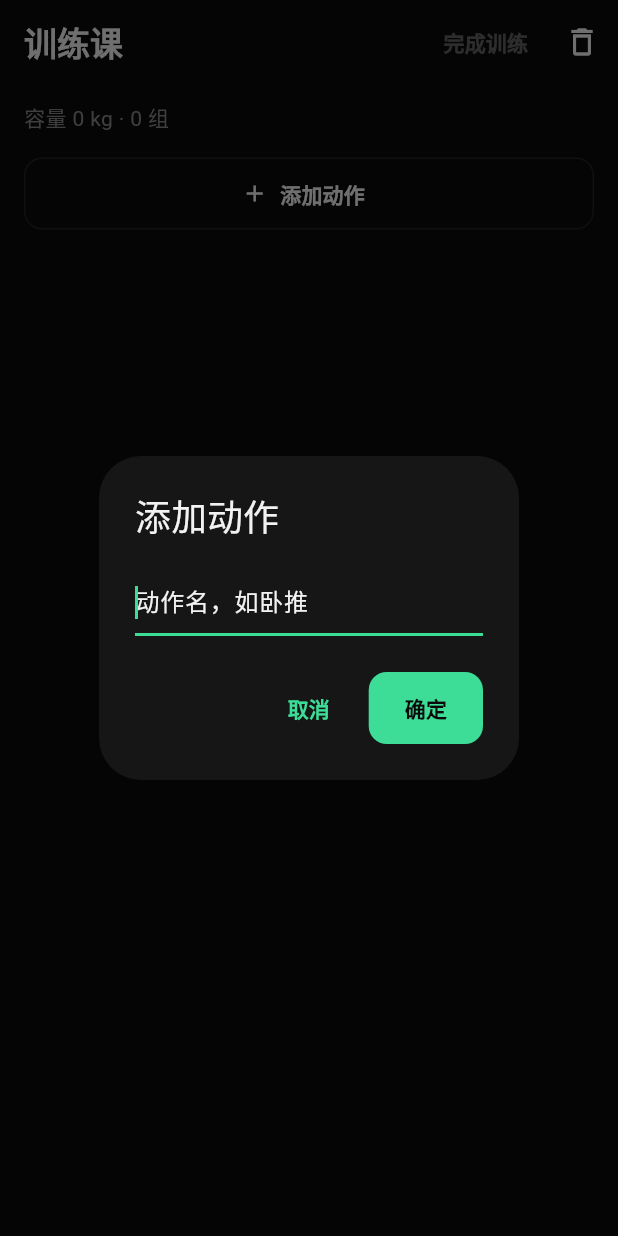
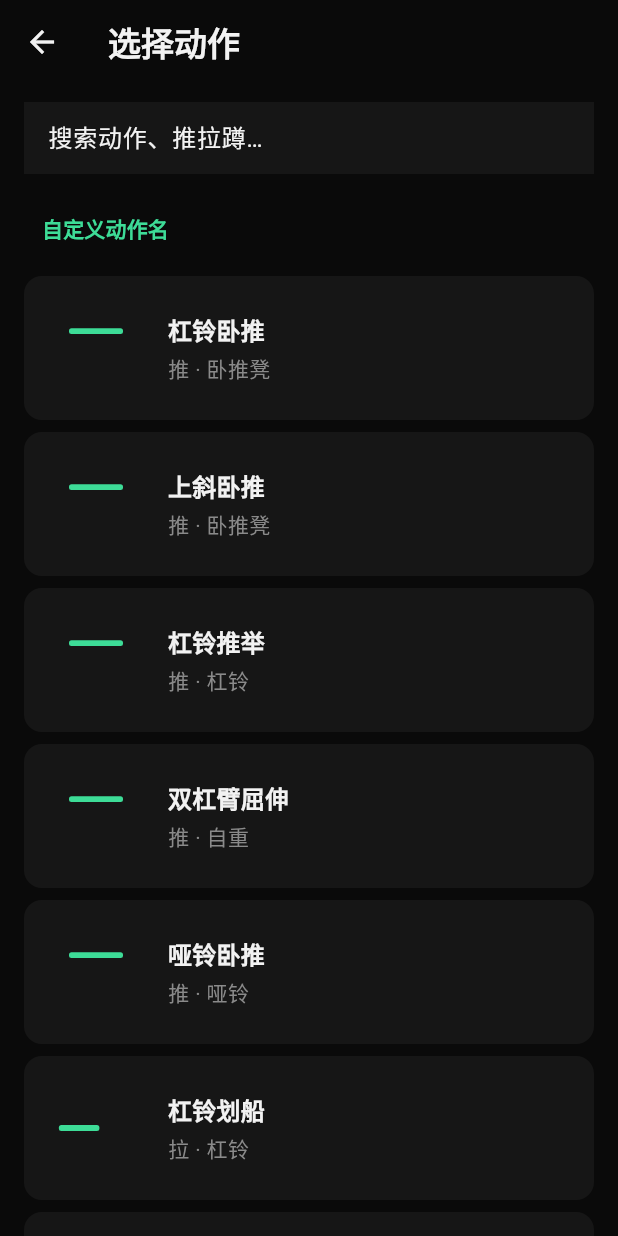
Before and after one commit to fuyuefa/curvefree, a Flutter app: the _SessionScaffold screen opened directly with empty values, after a tap on "添加动作", on a phone screen of 412 x 824 dp. Run offline on Flutter 3.47's test engine with Material 3 defaults, Android fonts, the phone set to English and light mode, and no system bars; our stand-ins replace flutter_riverpod, lottie, shared_preferences; accounts and stored records are empty.

Commit message:
feat(exercises): add catalog with original Lottie loops
Provide a searchable gym exercise library and wire it into session add-flow so users pick named movements with licensed-in-repo animations instead of only typing.

```diff
--- a/lib/core/constants/app_tokens.dart
+++ b/lib/core/constants/app_tokens.dart
@@ -29,7 +29,7 @@ abstract final class AppStrings {
   static const String tagline = '本机训练与饮食记录 · 完全开源';
   static const String training = '训练';
   static const String nutrition = '饮食';
-  static const String trainingHint = '记录组数、重量与训练课';
+  static const String trainingHint = '记录组数、重量；动作库可查 Lottie';
   static const String nutritionHint = '记录饮食与营养目标（后续模块）';
   static const String trainingLogTitle = '训练记录';
   static const String startWorkout = '开始训练';
@@ -46,6 +46,10 @@ abstract final class AppStrings {
   static const String lastHintPrefix = '上次';
   static const String confirm = '确定';
   static const String cancel = '取消';
+  static const String exerciseLibrary = '动作库';
+  static const String pickExercise = '选择动作';
+  static const String searchExerciseHint = '搜索动作、推拉蹲…';
+  static const String customExercise = '自定义动作名';
   static const String localData = '本机数据';
   static const String exportBackup = '导出备份';
   static const String importBackup = '从备份恢复';
--- /dev/null
+++ b/lib/features/exercises/exercise_catalog.dart
@@ -0,0 +1,142 @@
+import 'package:curvefree/features/exercises/models/catalog_exercise.dart';
+
+/// Built-in strength catalog. Names are common gym terms, not scraped UI copy.
+abstract final class ExerciseCatalog {
+  static const List<CatalogExercise> all = <CatalogExercise>[
+    CatalogExercise(
+      id: 'ex_barbell_bench',
+      nameZh: '杠铃卧推',
+      pattern: MovementPattern.push,
+      equipment: EquipmentKind.bench,
+    ),
+    CatalogExercise(
+      id: 'ex_incline_bench',
+      nameZh: '上斜卧推',
+      pattern: MovementPattern.push,
+      equipment: EquipmentKind.bench,
+    ),
+    CatalogExercise(
+      id: 'ex_overhead_press',
+      nameZh: '杠铃推举',
+      pattern: MovementPattern.push,
+      equipment: EquipmentKind.barbell,
+    ),
+    CatalogExercise(
+      id: 'ex_dip',
+      nameZh: '双杠臂屈伸',
+      pattern: MovementPattern.push,
+      equipment: EquipmentKind.bodyweight,
+    ),
+    CatalogExercise(
+      id: 'ex_db_press',
+      nameZh: '哑铃卧推',
+      pattern: MovementPattern.push,
+      equipment: EquipmentKind.dumbbell,
+    ),
+    CatalogExercise(
+      id: 'ex_barbell_row',
+      nameZh: '杠铃划船',
+      pattern: MovementPattern.pull,
+      equipment: EquipmentKind.barbell,
+    ),
+    CatalogExercise(
+      id: 'ex_lat_pulldown',
+      nameZh: '高位下拉',
+      pattern: MovementPattern.pull,
+      equipment: EquipmentKind.machine,
+    ),
+    CatalogExercise(
+      id: 'ex_pullup',
+      nameZh: '引体向上',
+      pattern: MovementPattern.pull,
+      equipment: EquipmentKind.bodyweight,
+    ),
+    CatalogExercise(
+      id: 'ex_db_row',
+      nameZh: '哑铃划船',
+      pattern: MovementPattern.pull,
+      equipment: EquipmentKind.dumbbell,
+    ),
+    CatalogExercise(
+      id: 'ex_face_pull',
+      nameZh: '面拉',
+      pattern: MovementPattern.pull,
+      equipment: EquipmentKind.machine,
+    ),
+    CatalogExercise(
+      id: 'ex_back_squat',
+      nameZh: '杠铃深蹲',
+      pattern: MovementPattern.squat,
+      equipment: EquipmentKind.barbell,
+    ),
+    CatalogExercise(
+      id: 'ex_front_squat',
+      nameZh: '前蹲',
+      pattern: MovementPattern.squat,
+      equipment: EquipmentKind.barbell,
+    ),
+    CatalogExercise(
+      id: 'ex_leg_press',
+      nameZh: '腿举',
+      pattern: MovementPattern.squat,
+      equipment: EquipmentKind.machine,
+    ),
+    CatalogExercise(
+      id: 'ex_lunge',
+      nameZh: '弓步蹲',
+      pattern: MovementPattern.squat,
+      equipment: EquipmentKind.dumbbell,
+    ),
+    CatalogExercise(
+      id: 'ex_deadlift',
+      nameZh: '硬拉',
+      pattern: MovementPattern.hinge,
+      equipment: EquipmentKind.barbell,
+    ),
+    CatalogExercise(
+      id: 'ex_rdl',
+      nameZh: '罗马尼亚硬拉',
+      pattern: MovementPattern.hinge,
+      equipment: EquipmentKind.barbell,
+    ),
+    CatalogExercise(
+      id: 'ex_hip_thrust',
+      nameZh: '臀桥',
+      pattern: MovementPattern.hinge,
+      equipment: EquipmentKind.bench,
+    ),
+    CatalogExercise(
+      id: 'ex_plank',
+      nameZh: '平板支撑',
+      pattern: MovementPattern.core,
+      equipment: EquipmentKind.bodyweight,
+    ),
+  ];
+
+  static CatalogExercise? byId(String? id) {
+    if (id == null) {
+      return null;
+    }
+    for (final CatalogExercise item in all) {
+      if (item.id == id) {
+        return item;
+      }
+    }
+    return null;
+  }
+
+  static List<CatalogExercise> search(String query) {
+    final needle = query.trim();
+    if (needle.isEmpty) {
+      return all;
+    }
+    return all
+        .where(
+          (CatalogExercise item) =>
+              item.nameZh.contains(needle) ||
+              item.pattern.labelZh.contains(needle) ||
+              item.equipment.labelZh.contains(needle),
+        )
+        .toList(growable: false);
+  }
+}
--- /dev/null
+++ b/lib/features/exercises/models/catalog_exercise.dart
@@ -0,0 +1,74 @@
+abstract final class LottieAssets {
+  static const String press = 'assets/lottie/press.json';
+  static const String squat = 'assets/lottie/squat.json';
+  static const String row = 'assets/lottie/row.json';
+  static const String hinge = 'assets/lottie/hinge.json';
+}
+
+enum MovementPattern { push, pull, squat, hinge, core }
+
+enum EquipmentKind { barbell, dumbbell, bodyweight, machine, bench }
+
+extension MovementPatternLabel on MovementPattern {
+  String get labelZh {
+    switch (this) {
+      case MovementPattern.push:
+        return '推';
+      case MovementPattern.pull:
+        return '拉';
+      case MovementPattern.squat:
+        return '蹲';
+      case MovementPattern.hinge:
+        return '铰链';
+      case MovementPattern.core:
+        return '核心';
+    }
+  }
+
+  String get lottieAsset {
+    switch (this) {
+      case MovementPattern.push:
+      case MovementPattern.core:
+        return LottieAssets.press;
+      case MovementPattern.pull:
+        return LottieAssets.row;
+      case MovementPattern.squat:
+        return LottieAssets.squat;
+      case MovementPattern.hinge:
+        return LottieAssets.hinge;
+    }
+  }
+}
+
+extension EquipmentKindLabel on EquipmentKind {
+  String get labelZh {
+    switch (this) {
+      case EquipmentKind.barbell:
+        return '杠铃';
+      case EquipmentKind.dumbbell:
+        return '哑铃';
+      case EquipmentKind.bodyweight:
+        return '自重';
+      case EquipmentKind.machine:
+        return '器械';
+      case EquipmentKind.bench:
+        return '卧推凳';
+    }
+  }
+}
+
+final class CatalogExercise {
+  const CatalogExercise({
+    required this.id,
+    required this.nameZh,
+    required this.pattern,
+    required this.equipment,
+  });
+
+  final String id;
+  final String nameZh;
+  final MovementPattern pattern;
+  final EquipmentKind equipment;
+
+  String get lottieAsset => pattern.lottieAsset;
+}
--- /dev/null
+++ b/lib/features/exercises/pages/exercise_library_page.dart
@@ -0,0 +1,183 @@
+import 'package:curvefree/core/constants/app_tokens.dart';
+import 'package:curvefree/features/exercises/exercise_catalog.dart';
+import 'package:curvefree/features/exercises/models/catalog_exercise.dart';
+import 'package:flutter/material.dart';
+import 'package:lottie/lottie.dart';
+
+class ExerciseLibraryPage extends StatefulWidget {
+  const ExerciseLibraryPage({super.key, this.pickMode = false});
+
+  final bool pickMode;
+
+  @override
+  State<ExerciseLibraryPage> createState() => _ExerciseLibraryPageState();
+}
+
+class _ExerciseLibraryPageState extends State<ExerciseLibraryPage> {
+  String _query = '';
+
+  @override
+  Widget build(BuildContext context) {
+    final items = ExerciseCatalog.search(_query);
+    return Scaffold(
+      appBar: AppBar(
+        title: Text(
+          widget.pickMode
+              ? AppStrings.pickExercise
+              : AppStrings.exerciseLibrary,
+        ),
+      ),
+      body: Column(
+        children: [
+          Padding(
+            padding: const EdgeInsets.fromLTRB(
+              AppSpacing.md,
+              AppSpacing.sm,
+              AppSpacing.md,
+              AppSpacing.sm,
+            ),
+            child: TextField(
+              key: const Key('field_exercise_search'),
+              decoration: const InputDecoration(
+                hintText: AppStrings.searchExerciseHint,
+                filled: true,
+                fillColor: Color(AppColors.surface),
+                border: InputBorder.none,
+              ),
+              onChanged: (String value) => setState(() => _query = value),
+            ),
+          ),
+          if (widget.pickMode)
+            Padding(
+              padding: const EdgeInsets.symmetric(horizontal: AppSpacing.md),
+              child: Align(
+                alignment: Alignment.centerLeft,
+                child: TextButton(
+                  key: const Key('btn_custom_exercise'),
+                  onPressed: () => _custom(context),
+                  child: const Text(AppStrings.customExercise),
+                ),
+              ),
+            ),
+          Expanded(
+            child: ListView.separated(
+              padding: const EdgeInsets.fromLTRB(
+                AppSpacing.md,
+                AppSpacing.xs,
+                AppSpacing.md,
+                AppSpacing.xl,
+              ),
+              itemCount: items.length,
+              separatorBuilder: (_, _) => const SizedBox(height: AppSpacing.xs),
+              itemBuilder: (BuildContext context, int index) {
+                final item = items[index];
+                return _ExerciseTile(
+                  exercise: item,
+                  onTap: () {
+                    if (widget.pickMode) {
+                      Navigator.of(context).pop(item);
+                    }
+                  },
+                );
+              },
+            ),
+          ),
+        ],
+      ),
+    );
+  }
+
+  Future<void> _custom(BuildContext context) async {
+    final controller = TextEditingController();
+    final name = await showDialog<String>(
+      context: context,
+      builder: (BuildContext context) {
+        return AlertDialog(
+          title: const Text(AppStrings.customExercise),
+          content: TextField(
+            key: const Key('field_exercise_name'),
+            controller: controller,
+            autofocus: true,
+            decoration: const InputDecoration(
+              hintText: AppStrings.exerciseNameHint,
+            ),
+          ),
+          actions: [
+            TextButton(
+              onPressed: () => Navigator.pop(context),
+              child: const Text(AppStrings.cancel),
+            ),
+            FilledButton(
+              onPressed: () => Navigator.pop(context, controller.text.trim()),
+              child: const Text(AppStrings.confirm),
+            ),
+          ],
+        );
+      },
+    );
+    controller.dispose();
+    if (!context.mounted || name == null || name.isEmpty) {
+      return;
+    }
+    Navigator.of(context).pop(
+      CatalogExercise(
+        id: '',
+        nameZh: name,
+        pattern: MovementPattern.push,
+        equipment: EquipmentKind.barbell,
+      ),
+    );
+  }
+}
+
+class _ExerciseTile extends StatelessWidget {
+  const _ExerciseTile({required this.exercise, required this.onTap});
+
+  final CatalogExercise exercise;
+  final VoidCallback onTap;
+
+  @override
+  Widget build(BuildContext context) {
+    return Material(
+      color: const Color(AppColors.surface),
+      borderRadius: BorderRadius.circular(AppRadii.md),
+      child: InkWell(
+        onTap: onTap,
+        borderRadius: BorderRadius.circular(AppRadii.md),
+        child: Padding(
+          padding: const EdgeInsets.all(AppSpacing.sm),
+          child: Row(
+            children: [
+              SizedBox(
+                width: 72,
+                height: 72,
+                child: Lottie.asset(
+                  exercise.lottieAsset,
+                  repeat: true,
+                  fit: BoxFit.contain,
+                ),
+              ),
+              const SizedBox(width: AppSpacing.sm),
+              Expanded(
+                child: Column(
+                  crossAxisAlignment: CrossAxisAlignment.start,
+                  children: [
+                    Text(
+                      exercise.nameZh,
+                      style: Theme.of(context).textTheme.titleMedium,
+                    ),
+                    const SizedBox(height: AppSpacing.xxs),
+                    Text(
+                      '${exercise.pattern.labelZh} · ${exercise.equipment.labelZh}',
+                      style: Theme.of(context).textTheme.bodyMedium,
+                    ),
+                  ],
+                ),
+              ),
+            ],
+          ),
+        ),
+      ),
+    );
+  }
+}
--- a/lib/features/training/pages/session_page.dart
+++ b/lib/features/training/pages/session_page.dart
@@ -1,10 +1,14 @@
 import 'package:curvefree/core/constants/app_tokens.dart';
+import 'package:curvefree/features/exercises/exercise_catalog.dart';
+import 'package:curvefree/features/exercises/models/catalog_exercise.dart';
+import 'package:curvefree/features/exercises/pages/exercise_library_page.dart';
 import 'package:curvefree/features/training/models/workout_models.dart';
 import 'package:curvefree/features/training/training_json_keys.dart';
 import 'package:curvefree/features/training/training_providers.dart';
 import 'package:curvefree/features/training/widgets/numeric_keypad_sheet.dart';
 import 'package:flutter/material.dart';
 import 'package:flutter_riverpod/flutter_riverpod.dart';
+import 'package:lottie/lottie.dart';
 
 class SessionPage extends ConsumerWidget {
   const SessionPage({super.key, required this.sessionId});
@@ -15,8 +19,7 @@ class SessionPage extends ConsumerWidget {
   Widget build(BuildContext context, WidgetRef ref) {
     final asyncSessions = ref.watch(workoutSessionsProvider);
     return asyncSessions.when(
-      loading: () =>
-          const Scaffold(body: Center(child: Text('正在读取训练课…'))),
+      loading: () => const Scaffold(body: Center(child: Text('正在读取训练课…'))),
       error: (Object error, StackTrace stack) => Scaffold(
         appBar: AppBar(),
         body: Center(child: Text('读取失败：$error')),
@@ -105,40 +108,18 @@ class _SessionScaffold extends ConsumerWidget {
   }
 
   Future<void> _addExercise(BuildContext context, WidgetRef ref) async {
-    final controller = TextEditingController();
-    final name = await showDialog<String>(
-      context: context,
-      builder: (BuildContext context) {
-        return AlertDialog(
-          title: const Text(AppStrings.addExercise),
-          content: TextField(
-            key: const Key('field_exercise_name'),
-            controller: controller,
-            autofocus: true,
-            decoration: const InputDecoration(
-              hintText: AppStrings.exerciseNameHint,
-            ),
-          ),
-          actions: [
-            TextButton(
-              onPressed: () => Navigator.pop(context),
-              child: const Text(AppStrings.cancel),
-            ),
-            FilledButton(
-              onPressed: () => Navigator.pop(context, controller.text.trim()),
-              child: const Text(AppStrings.confirm),
-            ),
-          ],
-        );
-      },
+    final picked = await Navigator.of(context).push<CatalogExercise>(
+      MaterialPageRoute<CatalogExercise>(
+        builder: (_) => const ExerciseLibraryPage(pickMode: true),
+      ),
     );
-    controller.dispose();
-    if (name == null || name.isEmpty) {
+    if (picked == null || picked.nameZh.isEmpty) {
       return;
     }
+    final catalogId = picked.id.isEmpty ? null : picked.id;
     final nextExercises = <WorkoutExercise>[
       ...session.exercises,
-      WorkoutExercise.create(name),
+      WorkoutExercise.create(picked.nameZh, catalogId: catalogId),
     ];
     await ref
         .read(workoutSessionsProvider.notifier)
@@ -164,7 +145,26 @@ class _ExerciseCard extends ConsumerWidget {
       child: Column(
         crossAxisAlignment: CrossAxisAlignment.start,
         children: [
-          Text(exercise.name, style: Theme.of(context).textTheme.titleMedium),
+          Row(
+            children: [
+              if (ExerciseCatalog.byId(exercise.catalogId) != null)
+                SizedBox(
+                  width: 56,
+                  height: 56,
+                  child: Lottie.asset(
+                    ExerciseCatalog.byId(exercise.catalogId)!.lottieAsset,
+                    repeat: true,
+                    fit: BoxFit.contain,
+                  ),
+                ),
+              Expanded(
+                child: Text(
+                  exercise.name,
+                  style: Theme.of(context).textTheme.titleMedium,
+                ),
+              ),
+            ],
+          ),
           const SizedBox(height: AppSpacing.xs),
           FutureBuilder<WorkoutSet?>(
             future: ref
--- a/lib/features/training/training_json_keys.dart
+++ b/lib/features/training/training_json_keys.dart
@@ -9,6 +9,7 @@ abstract final class TrainingJsonKeys {
   static const String weightKg = 'weightKg';
   static const String reps = 'reps';
   static const String completed = 'completed';
+  static const String catalogId = 'catalogId';
 }
 
 abstract final class TrainingIdPrefix {
--- a/pubspec.yaml
+++ b/pubspec.yaml
@@ -17,6 +17,7 @@ dependencies:
   path_provider: ^2.1.5
   shared_preferences: ^2.5.3
   intl: ^0.20.2
+  lottie: ^3.3.2
 
 dev_dependencies:
   flutter_test:
@@ -25,3 +26,5 @@ dev_dependencies:
 
 flutter:
   uses-material-design: true
+  assets:
+    - assets/lottie/
```
Also changed, not shown: assets/lottie/hinge.json (added, +50 -0 lines), assets/lottie/press.json (added, +50 -0 lines), assets/lottie/row.json (added, +50 -0 lines), assets/lottie/squat.json (added, +50 -0 lines), lib/features/training/models/workout_models.dart (+12 -2 lines), lib/features/training/pages/training_log_page.dart (+18 -1 lines), pubspec.lock, 4 other files.
